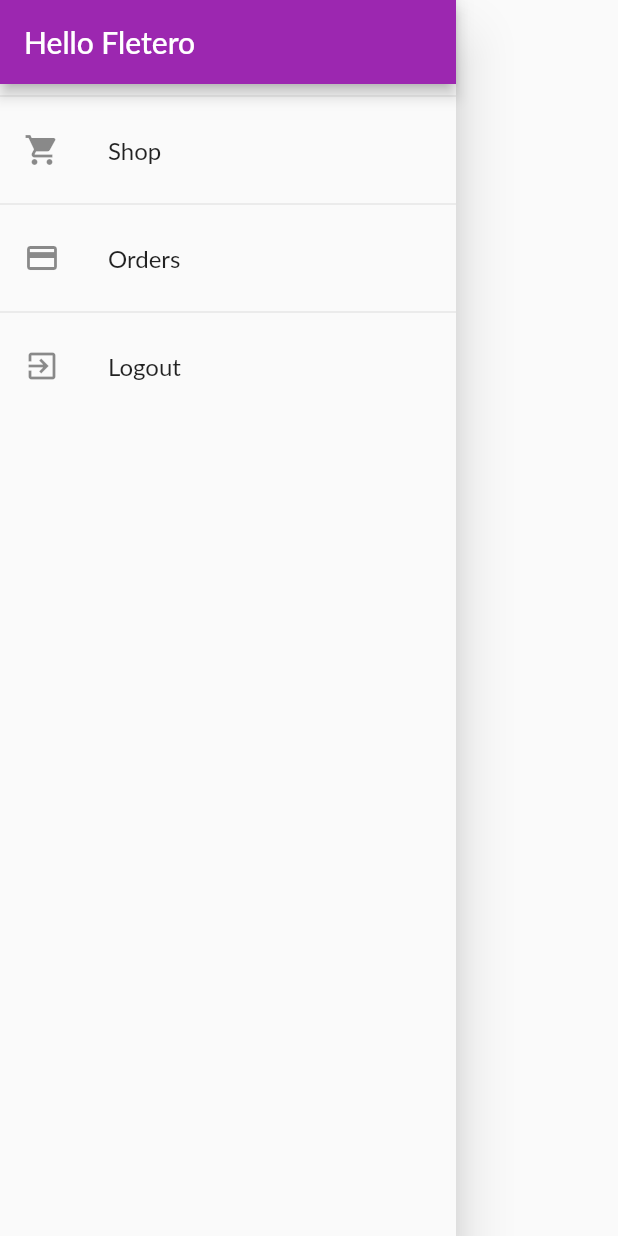
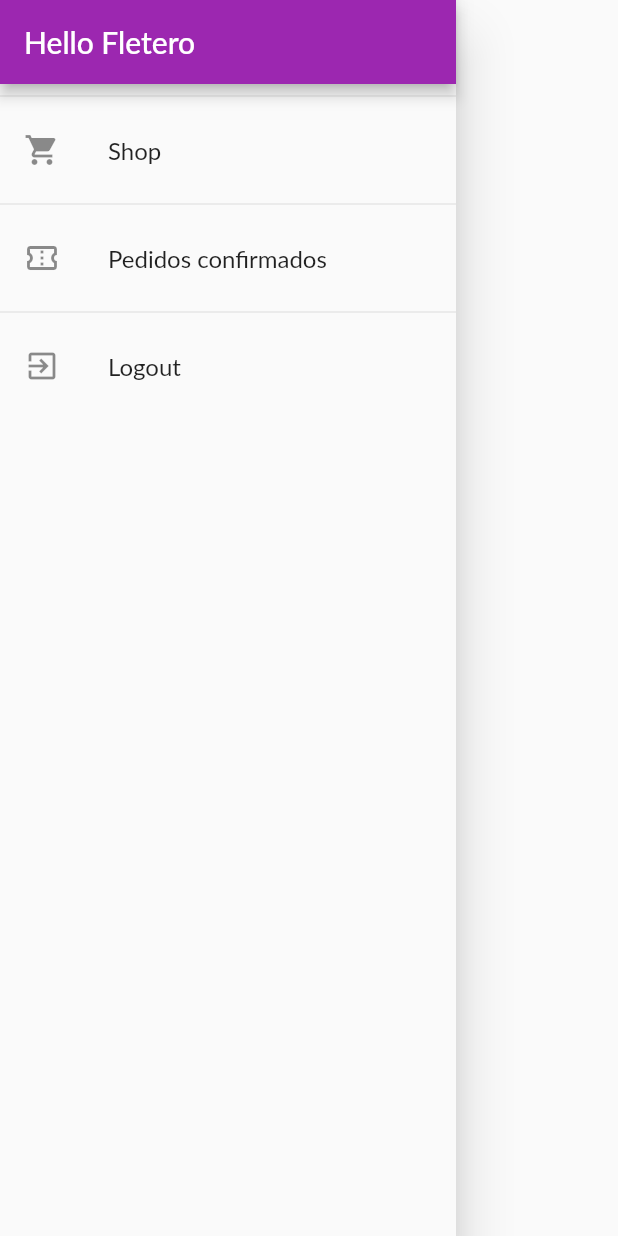
Before and after one commit to ivankopech/TFI_App, a Flutter app: the FleteroDrawer widget shown alone on an empty page, opened directly, on a phone screen of 412 x 824 dp. Run offline on Flutter 3.47's test engine with Material 2 defaults, Android fonts, the phone set to English and light mode, and no system bars; our stand-ins replace shared_preferences; accounts and stored records are empty; network calls fail; Roboto replaces fonts that are missing (Lato).

Commit message:
agrego epedidos confirmados a fletero drawer

```diff
--- a/lib/widgets/fleteros_drawer.dart
+++ b/lib/widgets/fleteros_drawer.dart
@@ -3,6 +3,7 @@ import 'package:provider/provider.dart';
 
 import '../screens/orders_screen.dart';
 import '../screens/user_products_screen.dart';
+import '../screens/pedidos_confirmados_screen.dart';
 import '../providers/auth.dart';
 import '../helpers/custom_route.dart';
 
@@ -24,13 +25,27 @@ class FleteroDrawer extends StatelessWidget {
               Navigator.of(context).pushReplacementNamed('/');
             },
           ),
+          // Divider(),
+          // ListTile(
+          //   leading: Icon(Icons.payment),
+          //   title: Text('Orders'),
+          //   onTap: () {
+          //     Navigator.of(context)
+          //         .pushReplacementNamed(OrdersScreen.routeName);
+          //     // Navigator.of(context).pushReplacement(
+          //     //   CustomRoute(
+          //     //     builder: (ctx) => OrdersScreen(),
+          //     //   ),
+          //     // );
+          //   },
+          // ),
           Divider(),
           ListTile(
-            leading: Icon(Icons.payment),
-            title: Text('Orders'),
+            leading: Icon(Icons.confirmation_number_outlined),
+            title: Text('Pedidos confirmados'),
             onTap: () {
               Navigator.of(context)
-                  .pushReplacementNamed(OrdersScreen.routeName);
+                  .pushReplacementNamed(PedidosConfirmadosScreen.routeName);
               // Navigator.of(context).pushReplacement(
               //   CustomRoute(
               //     builder: (ctx) => OrdersScreen(),
```
